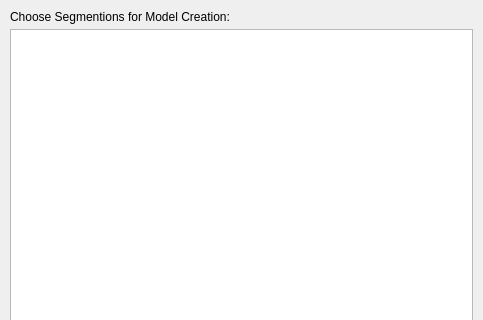
Above: Code/Source/Plugins/org.sv.gui.qt.modeling/src/internal/svSegSelectionWidget.ui from SimVascular/SimVascular before the change; both pictures show x 0 to 483 and y 0 to 320 of the 483 by 711 pixel window. Below: the same form after it.
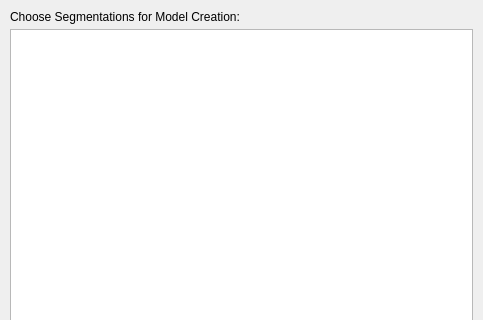
That is the form after the change.

Commit message: MAINT: Spelling fix

```diff
--- a/Code/Source/Plugins/org.sv.gui.qt.modeling/src/internal/svSegSelectionWidget.ui
+++ b/Code/Source/Plugins/org.sv.gui.qt.modeling/src/internal/svSegSelectionWidget.ui
@@ -53,7 +53,7 @@
       <item>
        <widget class="QLabel" name="label">
         <property name="text">
-         <string>Choose Segmentions for Model Creation:</string>
+         <string>Choose Segmentations for Model Creation:</string>
         </property>
        </widget>
       </item>
```
